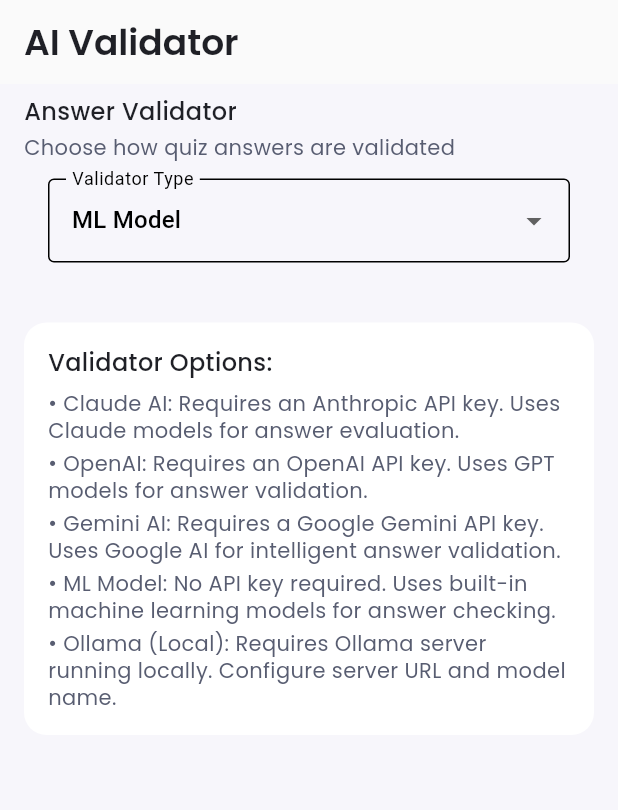
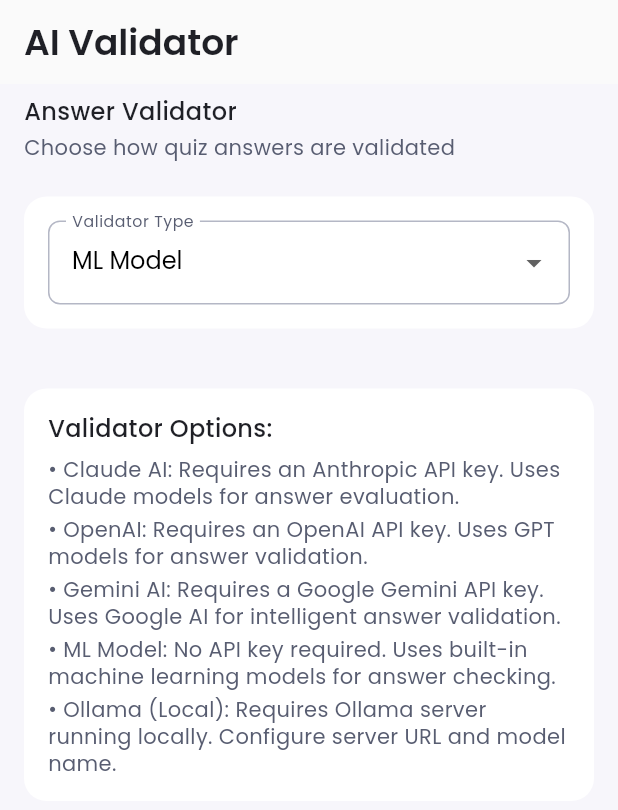
Before and after one commit to chechoora/quizzy_ai, a Flutter app: the SettingsAIValidatorWidget screen opened by its route, on a phone screen of 412 x 824 dp. Shown: the top 810 px of the screen. Run offline on Flutter 3.47's test engine with Material 3 defaults, Android fonts, the phone set to English and light mode, and no system bars; our stand-ins replace chopper, drift, equatable, firebase_core, firebase_crashlytics, flutter_bloc and 8 more; missing offline and left inert: fimber, isolates, onnxruntime, purchases_flutter, sqlite3; accounts and stored records are empty; generated files the repository leaves out were written again; statements that could not run were skipped.

Commit message:
[] Improve settings UI and configuration
- Refactored settings widgets with consistent styling and padding
- Added empty configurations for API keys and open source configs
- Enhanced dropdown and error handling in settings screens

```diff
--- a/lib/di/di.dart
+++ b/lib/di/di.dart
@@ -266,6 +266,7 @@
         AnswerValidatorType.openAI: openAIAnswerValidator,
         AnswerValidatorType.ollama: ollamaAnswerValidator,
         AnswerValidatorType.ml: mlAnswerValidator,
+        AnswerValidatorType.quizzyAI: quizzyAnswerValidator,
       });
   getIt.registerSingleton<SettingsService>(settingsService);
 
--- a/lib/domain/settings/answer_validator_type.dart
+++ b/lib/domain/settings/answer_validator_type.dart
@@ -74,6 +74,9 @@
     required this.model,
   });
 
+  factory OpenSourceConfig.empty() =>
+      const OpenSourceConfig(url: '', model: '');
+
   @override
   bool get isValid => url.isNotEmpty && model.isNotEmpty;
 }
--- a/lib/domain/user_settings/model/user_settings_item.dart
+++ b/lib/domain/user_settings/model/user_settings_item.dart
@@ -14,8 +14,8 @@
   final int id;
   final int userId;
   final AnswerValidatorType answerValidatorType;
-  final ApiKeyConfig? geminiConfig;
-  final ApiKeyConfig? claudeConfig;
-  final ApiKeyConfig? openConfig;
-  final OpenSourceConfig? ollamaConfig;
+  final ApiKeyConfig geminiConfig;
+  final ApiKeyConfig claudeConfig;
+  final ApiKeyConfig openConfig;
+  final OpenSourceConfig ollamaConfig;
 }
--- a/lib/domain/user_settings/user_settings_database_mapper.dart
+++ b/lib/domain/user_settings/user_settings_database_mapper.dart
@@ -13,16 +13,21 @@
       id: data.id,
       userId: data.userId,
       answerValidatorType: validatorType,
-      geminiConfig: data.geminiApiKey?.let((key) => ApiKeyConfig(apiKey: key)),
-      claudeConfig: data.claudeApiKey?.let((key) => ApiKeyConfig(apiKey: key)),
-      openConfig: data.openAiApiKey?.let((key) => ApiKeyConfig(apiKey: key)),
+      geminiConfig:
+          data.geminiApiKey?.let((key) => ApiKeyConfig(apiKey: key)) ??
+              const ApiKeyConfig(apiKey: ''),
+      claudeConfig:
+          data.claudeApiKey?.let((key) => ApiKeyConfig(apiKey: key)) ??
+              const ApiKeyConfig(apiKey: ''),
+      openConfig: data.openAiApiKey?.let((key) => ApiKeyConfig(apiKey: key)) ??
+          const ApiKeyConfig(apiKey: ''),
       ollamaConfig:
           (data.ollamaModelUrl != null && data.ollamaModelName != null)
               ? OpenSourceConfig(
                   url: data.ollamaModelUrl!,
                   model: data.ollamaModelName!,
                 )
-              : null,
+              : OpenSourceConfig.empty(),
     );
   }
 }
--- a/lib/view/home_widget/home_widget.dart
+++ b/lib/view/home_widget/home_widget.dart
@@ -101,6 +101,8 @@
       ),
       bottomNavigationBar: Container(
         height: 84,
+        padding: EdgeInsets.only(
+            bottom: MediaQuery.of(context).viewInsets.bottom + 16),
         alignment: Alignment.center,
         decoration: BoxDecoration(
           color: Theme.of(context).colorScheme.surface,
@@ -379,7 +381,9 @@
               ),
               const SizedBox(height: 20),
               AppButton.primary(
-                text: isEditing ? l10n.homeSaveDeckButton : l10n.homeCreateDeckButton,
+                text: isEditing
+                    ? l10n.homeSaveDeckButton
+                    : l10n.homeCreateDeckButton,
                 onPressed: text.isNotEmpty
                     ? () {
                         Navigator.pop(context, text);
--- a/lib/view/widgets/answer_validator_dropdown.dart
+++ b/lib/view/widgets/answer_validator_dropdown.dart
@@ -1,7 +1,10 @@
 import 'package:flutter/material.dart';
 import 'package:poc_ai_quiz/domain/settings/answer_validator_type.dart';
 import 'package:poc_ai_quiz/domain/settings/model/validator_item.dart';
+import 'package:poc_ai_quiz/l10n/app_localizations.dart';
 import 'package:poc_ai_quiz/util/alert_util.dart';
+import 'package:poc_ai_quiz/util/theme/app_colors.dart';
+import 'package:poc_ai_quiz/util/theme/app_typography.dart';
 
 class AnswerValidatorDropdown extends StatelessWidget {
   const AnswerValidatorDropdown({
@@ -17,14 +20,37 @@
 
   @override
   Widget build(BuildContext context) {
-    return Padding(
-      padding: const EdgeInsets.symmetric(horizontal: 16.0),
+    return Container(
+      decoration: BoxDecoration(
+        color: AppColors.grayscaleWhite,
+        borderRadius: BorderRadius.circular(15),
+      ),
+      padding: const EdgeInsets.symmetric(
+        horizontal: 16.0,
+        vertical: 16.0
+      ),
       child: DropdownButtonFormField<AnswerValidatorType>(
         isExpanded: true,
         initialValue: selectedValidator,
-        decoration: const InputDecoration(
-          border: OutlineInputBorder(),
-          labelText: 'Validator Type',
+        dropdownColor: AppColors.grayscaleWhite,
+        style: AppTypography.mainText.copyWith(color: AppColors.textPrimary),
+        decoration: InputDecoration(
+          border: OutlineInputBorder(
+            borderRadius: BorderRadius.circular(8),
+            borderSide: const BorderSide(color: AppColors.grayscale300),
+          ),
+          enabledBorder: OutlineInputBorder(
+            borderRadius: BorderRadius.circular(8),
+            borderSide: const BorderSide(color: AppColors.grayscale300),
+          ),
+          focusedBorder: OutlineInputBorder(
+            borderRadius: BorderRadius.circular(8),
+            borderSide: const BorderSide(color: AppColors.primary500, width: 2),
+          ),
+          labelText: AppLocalizations.of(context)?.answerValidatorDropdownLabel,
+          labelStyle: AppTypography.secondaryText.copyWith(
+            color: AppColors.grayscale500,
+          ),
         ),
         items: validators.map((validatorItem) {
           return DropdownMenuItem(
@@ -35,8 +61,11 @@
                   ? () {
                       snackBar(
                         context,
-                        message:
-                            'The ${validatorItem.type.toDisplayString()} validator is not available. Please check your configuration or purchase status.',
+                        message: AppLocalizations.of(context)
+                                ?.answerValidatorNotAvailableMessage(
+                              validatorItem.type.toDisplayString(),
+                            ) ??
+                            '',
                       );
                     }
                   : null,
@@ -44,8 +73,13 @@
                 mainAxisSize: MainAxisSize.min,
                 children: [
                   Text(
+                    validatorItem.type.toDisplayString(),
                     overflow: TextOverflow.ellipsis,
-                    validatorItem.type.toDisplayString(),
+                    style: AppTypography.mainText.copyWith(
+                      color: _isEnabled(validatorItem)
+                          ? AppColors.textPrimary
+                          : AppColors.grayscale400,
+                    ),
                   ),
                 ],
               ),
```
Also changed, not shown: lib/l10n/app_en.arb (+9 -0 lines), lib/view/settings/settings_ai_validator/settings_ai_validator_widget.dart (+22 -31 lines).
